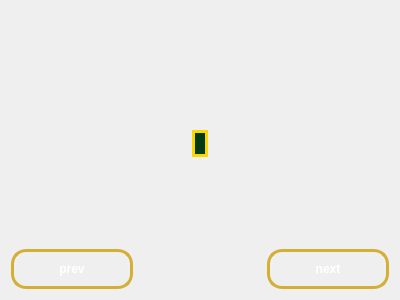
Old version of the form learn_widget.ui in the repository owenharvey78/blackjack-learning-game.
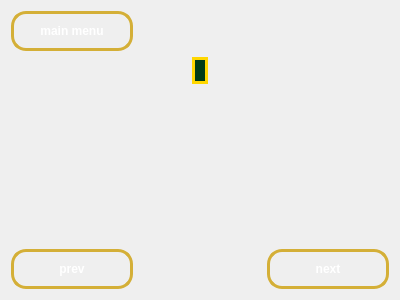
New version of the form. Icons and pictures are not drawn.

Commit message: Add main menu button and functionality in learn page

Diff of the .ui file:
```diff
--- a/learn_widget.ui
+++ b/learn_widget.ui
@@ -116,6 +116,38 @@
      </property>
     </widget>
    </item>
+   <item row="0" column="0">
+    <widget class="QPushButton" name="mainMenuButton">
+     <property name="styleSheet">
+      <string notr="true">QPushButton{
+	background-color: qlineargradient(
+		spread:pad,
+		x1:0, y1:0, x2:0, y2:1,
+		stop:0 #2b1f0e
+		stop:1 #8c6c26
+	);
+
+	color: white;
+	font-weight: bold;
+	border: 3px solid #d4af37;
+	border-radius: 15px;
+	padding: 10px;
+}
+
+QPushButton:hover{
+	background-color: qlineargradient(
+		spread:pad,
+		x1:0, y1:0, x2:0, y2:1,
+		stop:0 #3b2f1c,
+		stop:1 #ad8c32
+	);
+}</string>
+     </property>
+     <property name="text">
+      <string>main menu</string>
+     </property>
+    </widget>
+   </item>
   </layout>
  </widget>
  <resources/>
```
The commit also changes 4 other files.
